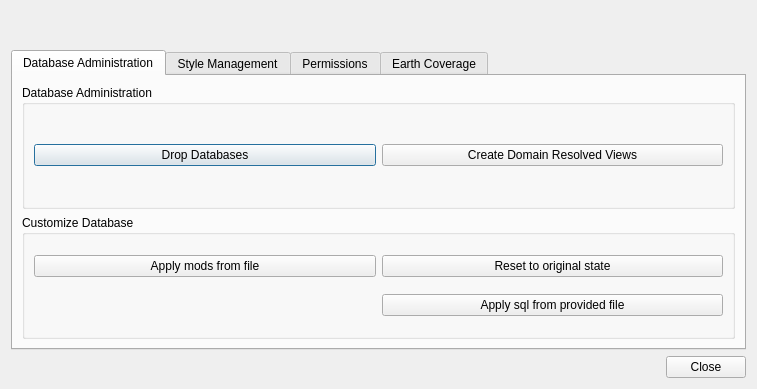
The window that ServerTools/batchDbManager.ui (dsgoficial/DsgTools) describes before a commit, drawn with Qt 5.
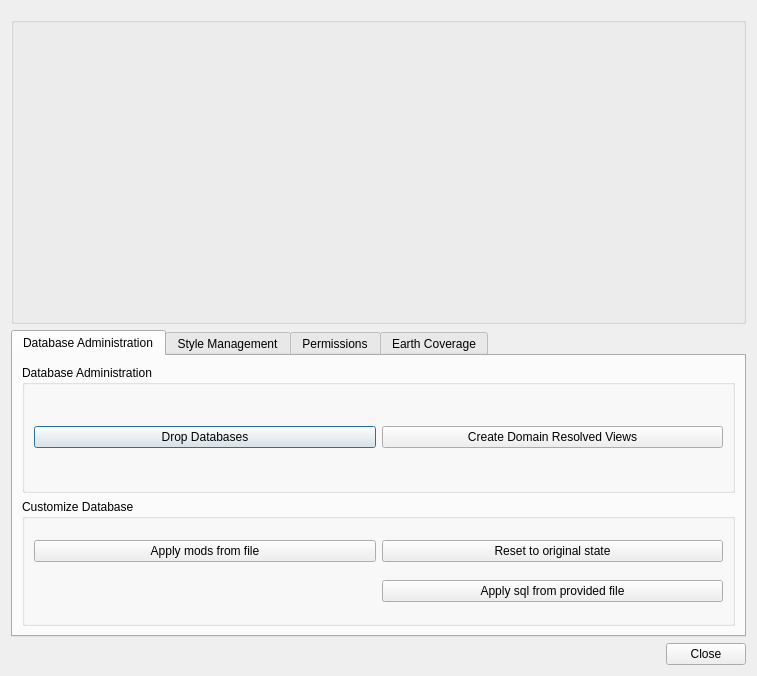
The same window after the commit. Custom widgets are drawn as their Qt base class.

The edit to the form file:
```diff
--- a/ServerTools/batchDbManager.ui
+++ b/ServerTools/batchDbManager.ui
@@ -7,23 +7,58 @@
     <x>0</x>
     <y>0</y>
     <width>757</width>
-    <height>389</height>
+    <height>676</height>
    </rect>
   </property>
+  <property name="sizePolicy">
+   <sizepolicy hsizetype="Preferred" vsizetype="MinimumExpanding">
+    <horstretch>0</horstretch>
+    <verstretch>0</verstretch>
+   </sizepolicy>
+  </property>
   <property name="windowTitle">
    <string>Manage Databases from a Server</string>
   </property>
   <layout class="QGridLayout" name="gridLayout_8">
    <item row="0" column="0">
-    <widget class="ExploreServerWidget" name="serverWidget" native="true"/>
+    <widget class="ExploreServerWidget" name="serverWidget" native="true">
+     <property name="sizePolicy">
+      <sizepolicy hsizetype="Preferred" vsizetype="Fixed">
+       <horstretch>0</horstretch>
+       <verstretch>0</verstretch>
+      </sizepolicy>
+     </property>
+    </widget>
    </item>
    <item row="1" column="0">
-    <widget class="CustomSelector" name="dbsCustomSelector" native="true"/>
+    <widget class="QgsCollapsibleGroupBox" name="mGroupBox">
+     <property name="sizePolicy">
+      <sizepolicy hsizetype="MinimumExpanding" vsizetype="MinimumExpanding">
+       <horstretch>0</horstretch>
+       <verstretch>0</verstretch>
+      </sizepolicy>
+     </property>
+     <property name="toolTip">
+      <string>Click to hide database selection</string>
+     </property>
+     <layout class="QGridLayout" name="gridLayout_12">
+      <item row="0" column="0">
+       <widget class="CustomSelector" name="dbsCustomSelector" native="true">
+        <property name="sizePolicy">
+         <sizepolicy hsizetype="Preferred" vsizetype="MinimumExpanding">
+          <horstretch>0</horstretch>
+          <verstretch>0</verstretch>
+         </sizepolicy>
+        </property>
+       </widget>
+      </item>
+     </layout>
+    </widget>
    </item>
    <item row="2" column="0">
     <widget class="QTabWidget" name="tabWidget">
      <property name="sizePolicy">
-      <sizepolicy hsizetype="Expanding" vsizetype="MinimumExpanding">
+      <sizepolicy hsizetype="Expanding" vsizetype="Expanding">
        <horstretch>0</horstretch>
        <verstretch>0</verstretch>
       </sizepolicy>
@@ -31,7 +66,7 @@
      <property name="maximumSize">
       <size>
        <width>800</width>
-       <height>300</height>
+       <height>5000</height>
       </size>
      </property>
      <property name="currentIndex">
@@ -44,6 +79,12 @@
       <layout class="QGridLayout" name="gridLayout_7">
        <item row="0" column="0">
         <widget class="QGroupBox" name="groupBox_3">
+         <property name="sizePolicy">
+          <sizepolicy hsizetype="Preferred" vsizetype="Expanding">
+           <horstretch>0</horstretch>
+           <verstretch>0</verstretch>
+          </sizepolicy>
+         </property>
          <property name="title">
           <string>Database Administration</string>
          </property>
@@ -67,6 +108,12 @@
        </item>
        <item row="1" column="0">
         <widget class="QGroupBox" name="groupBox_5">
+         <property name="sizePolicy">
+          <sizepolicy hsizetype="Preferred" vsizetype="Expanding">
+           <horstretch>0</horstretch>
+           <verstretch>0</verstretch>
+          </sizepolicy>
+         </property>
          <property name="title">
           <string>Customize Database</string>
          </property>
@@ -288,6 +335,12 @@
   </layout>
  </widget>
  <customwidgets>
+  <customwidget>
+   <class>QgsCollapsibleGroupBox</class>
+   <extends>QGroupBox</extends>
+   <header>qgscollapsiblegroupbox.h</header>
+   <container>1</container>
+  </customwidget>
   <customwidget>
    <class>ExploreServerWidget</class>
    <extends>QWidget</extends>
```
Left out of the diff: 15 changed lines with no effect on the pictures.
